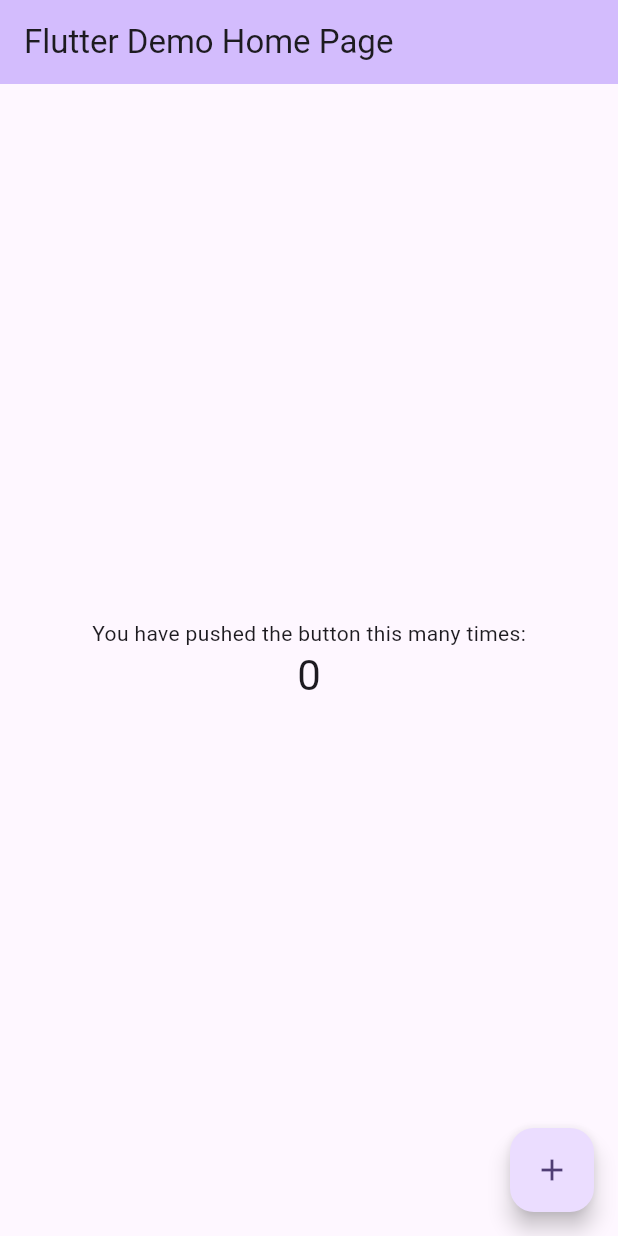
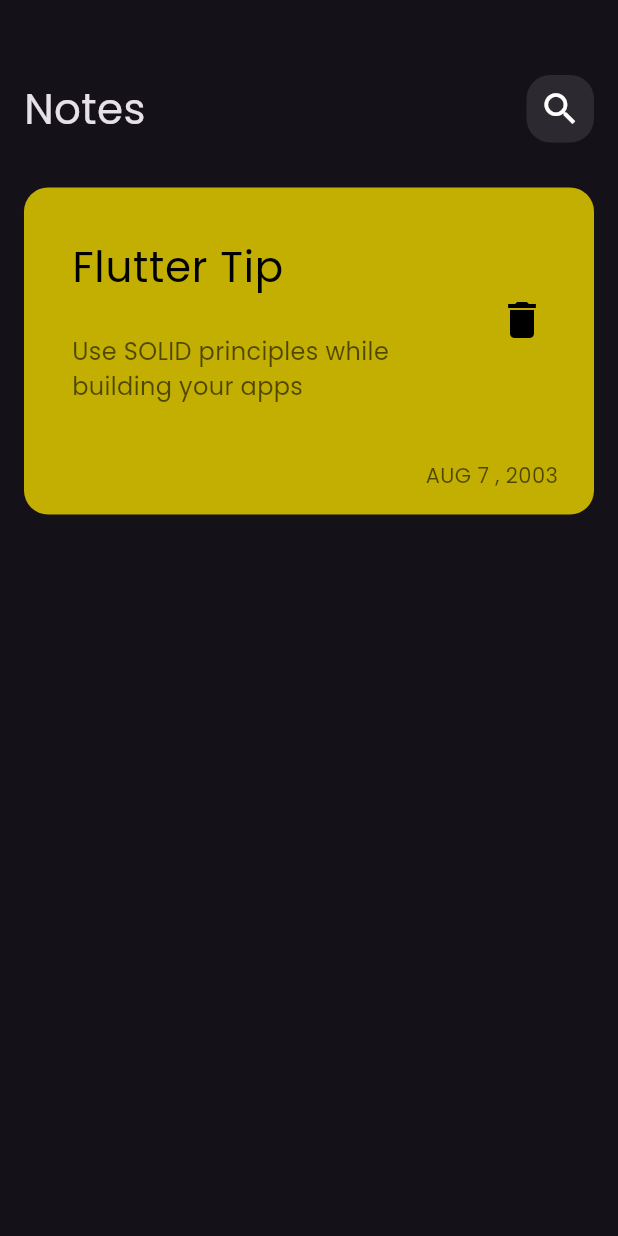
Before and after one commit to RamyIsaac/notes_app, a Flutter app: the screen it shows after launch, on a phone screen of 412 x 824 dp. Run offline on Flutter 3.47's test engine with Material 3 defaults, Android fonts, the phone set to English and light mode, and no system bars.

Commit message:
create custom app bar and note card

```diff
--- a/lib/main.dart
+++ b/lib/main.dart
@@ -1,125 +1,18 @@
 import 'package:flutter/material.dart';
+import 'package:notes_app/views/notes_view.dart';
 
 void main() {
-  runApp(const MyApp());
+  runApp(const NotesApp());
 }
 
-class MyApp extends StatelessWidget {
-  const MyApp({super.key});
+class NotesApp extends StatelessWidget {
+  const NotesApp({super.key});
 
-  // This widget is the root of your application.
   @override
   Widget build(BuildContext context) {
     return MaterialApp(
-      title: 'Flutter Demo',
-      theme: ThemeData(
-        // This is the theme of your application.
-        //
-        // TRY THIS: Try running your application with "flutter run". You'll see
-        // the application has a purple toolbar. Then, without quitting the app,
-        // try changing the seedColor in the colorScheme below to Colors.green
-        // and then invoke "hot reload" (save your changes or press the "hot
-        // reload" button in a Flutter-supported IDE, or press "r" if you used
-        // the command line to start the app).
-        //
-        // Notice that the counter didn't reset back to zero; the application
-        // state is not lost during the reload. To reset the state, use hot
-        // restart instead.
-        //
-        // This works for code too, not just values: Most code changes can be
-        // tested with just a hot reload.
-        colorScheme: ColorScheme.fromSeed(seedColor: Colors.deepPurple),
-        useMaterial3: true,
-      ),
-      home: const MyHomePage(title: 'Flutter Demo Home Page'),
+      theme: ThemeData(brightness: Brightness.dark, fontFamily: 'Poppins'),
+      home: NotesView(),
     );
   }
 }
-
-class MyHomePage extends StatefulWidget {
-  const MyHomePage({super.key, required this.title});
-
-  // This widget is the home page of your application. It is stateful, meaning
-  // that it has a State object (defined below) that contains fields that affect
-  // how it looks.
-
-  // This class is the configuration for the state. It holds the values (in this
-  // case the title) provided by the parent (in this case the App widget) and
-  // used by the build method of the State. Fields in a Widget subclass are
-  // always marked "final".
-
-  final String title;
-
-  @override
-  State<MyHomePage> createState() => _MyHomePageState();
-}
-
-class _MyHomePageState extends State<MyHomePage> {
-  int _counter = 0;
-
-  void _incrementCounter() {
-    setState(() {
-      // This call to setState tells the Flutter framework that something has
-      // changed in this State, which causes it to rerun the build method below
-      // so that the display can reflect the updated values. If we changed
-      // _counter without calling setState(), then the build method would not be
-      // called again, and so nothing would appear to happen.
-      _counter++;
-    });
-  }
-
-  @override
-  Widget build(BuildContext context) {
-    // This method is rerun every time setState is called, for instance as done
-    // by the _incrementCounter method above.
-    //
-    // The Flutter framework has been optimized to make rerunning build methods
-    // fast, so that you can just rebuild anything that needs updating rather
-    // than having to individually change instances of widgets.
-    return Scaffold(
-      appBar: AppBar(
-        // TRY THIS: Try changing the color here to a specific color (to
-        // Colors.amber, perhaps?) and trigger a hot reload to see the AppBar
-        // change color while the other colors stay the same.
-        backgroundColor: Theme.of(context).colorScheme.inversePrimary,
-        // Here we take the value from the MyHomePage object that was created by
-        // the App.build method, and use it to set our appbar title.
-        title: Text(widget.title),
-      ),
-      body: Center(
-        // Center is a layout widget. It takes a single child and positions it
-        // in the middle of the parent.
-        child: Column(
-          // Column is also a layout widget. It takes a list of children and
-          // arranges them vertically. By default, it sizes itself to fit its
-          // children horizontally, and tries to be as tall as its parent.
-          //
-          // Column has various properties to control how it sizes itself and
-          // how it positions its children. Here we use mainAxisAlignment to
-          // center the children vertically; the main axis here is the vertical
-          // axis because Columns are vertical (the cross axis would be
-          // horizontal).
-          //
-          // TRY THIS: Invoke "debug painting" (choose the "Toggle Debug Paint"
-          // action in the IDE, or press "p" in the console), to see the
-          // wireframe for each widget.
-          mainAxisAlignment: MainAxisAlignment.center,
-          children: <Widget>[
-            const Text(
-              'You have pushed the button this many times:',
-            ),
-            Text(
-              '$_counter',
-              style: Theme.of(context).textTheme.headlineMedium,
-            ),
-          ],
-        ),
-      ),
-      floatingActionButton: FloatingActionButton(
-        onPressed: _incrementCounter,
-        tooltip: 'Increment',
-        child: const Icon(Icons.add),
-      ), // This trailing comma makes auto-formatting nicer for build methods.
-    );
-  }
-}
--- /dev/null
+++ b/lib/views/notes_view.dart
@@ -0,0 +1,13 @@
+import 'package:flutter/material.dart';
+import 'package:notes_app/widgets/notes_view_body.dart';
+
+class NotesView extends StatelessWidget {
+  const NotesView({super.key});
+
+  @override
+  Widget build(BuildContext context) {
+    return const Scaffold(
+      body: NotesViewBody(),
+    );
+  }
+}
--- /dev/null
+++ b/lib/widgets/custom_app_bar.dart
@@ -0,0 +1,31 @@
+import 'package:flutter/material.dart';
+
+class CustomAppBar extends StatelessWidget {
+  const CustomAppBar({super.key});
+
+  @override
+  Widget build(BuildContext context) {
+    return Row(
+      children: [
+        const Text(
+          'Notes',
+          style: TextStyle(
+            fontSize: 28,
+          ),
+        ),
+        const Spacer(),
+        Container(
+          decoration: BoxDecoration(
+              color: Colors.white.withOpacity(0.1),
+              borderRadius: BorderRadius.circular(16)),
+          height: 45,
+          width: 45,
+          child: const Icon(
+            Icons.search,
+            size: 28,
+          ),
+        ),
+      ],
+    );
+  }
+}
--- /dev/null
+++ b/lib/widgets/note_card.dart
@@ -0,0 +1,52 @@
+import 'package:flutter/material.dart';
+
+class NoteCard extends StatelessWidget {
+  const NoteCard({super.key});
+
+  @override
+  Widget build(BuildContext context) {
+    return Container(
+      padding: const EdgeInsets.only(top: 24, left: 16, bottom: 16),
+      decoration: BoxDecoration(
+          color: const Color.fromARGB(231, 212, 191, 0),
+          borderRadius: BorderRadius.circular(16)),
+      child: Column(
+        crossAxisAlignment: CrossAxisAlignment.end,
+        children: [
+          ListTile(
+            title: Padding(
+              padding: const EdgeInsets.only(bottom: 24.0),
+              child: Text(
+                'Flutter Tip',
+                style: TextStyle(
+                  color: Colors.black,
+                  fontSize: 28,
+                ),
+              ),
+            ),
+            subtitle: Text(
+              'Use SOLID principles while building your apps',
+              style:
+                  TextStyle(color: Colors.black.withOpacity(0.6), fontSize: 16),
+            ),
+            trailing: IconButton(
+              onPressed: () {},
+              icon: Icon(
+                Icons.delete,
+                size: 32,
+                color: Colors.black,
+              ),
+            ),
+          ),
+          Padding(
+            padding: const EdgeInsets.only(right: 24.0, top: 30),
+            child: Text(
+              'AUG 7 , 2003',
+              style: TextStyle(color: Colors.black.withOpacity(0.6)),
+            ),
+          ),
+        ],
+      ),
+    );
+  }
+}
--- /dev/null
+++ b/lib/widgets/notes_view_body.dart
@@ -0,0 +1,26 @@
+import 'package:flutter/material.dart';
+import 'package:notes_app/widgets/custom_app_bar.dart';
+import 'package:notes_app/widgets/note_card.dart';
+
+class NotesViewBody extends StatelessWidget {
+  const NotesViewBody({super.key});
+
+  @override
+  Widget build(BuildContext context) {
+    return const Padding(
+      padding: const EdgeInsets.symmetric(horizontal: 16.0),
+      child: const Column(
+        children: [
+          SizedBox(
+            height: 50,
+          ),
+          CustomAppBar(),
+          SizedBox(
+            height: 30,
+          ),
+          NoteCard(),
+        ],
+      ),
+    );
+  }
+}
```
Also changed, not shown: pubspec.yaml (+7 -12 lines), assets/fonts/Poppins-Regular.ttf (added).
